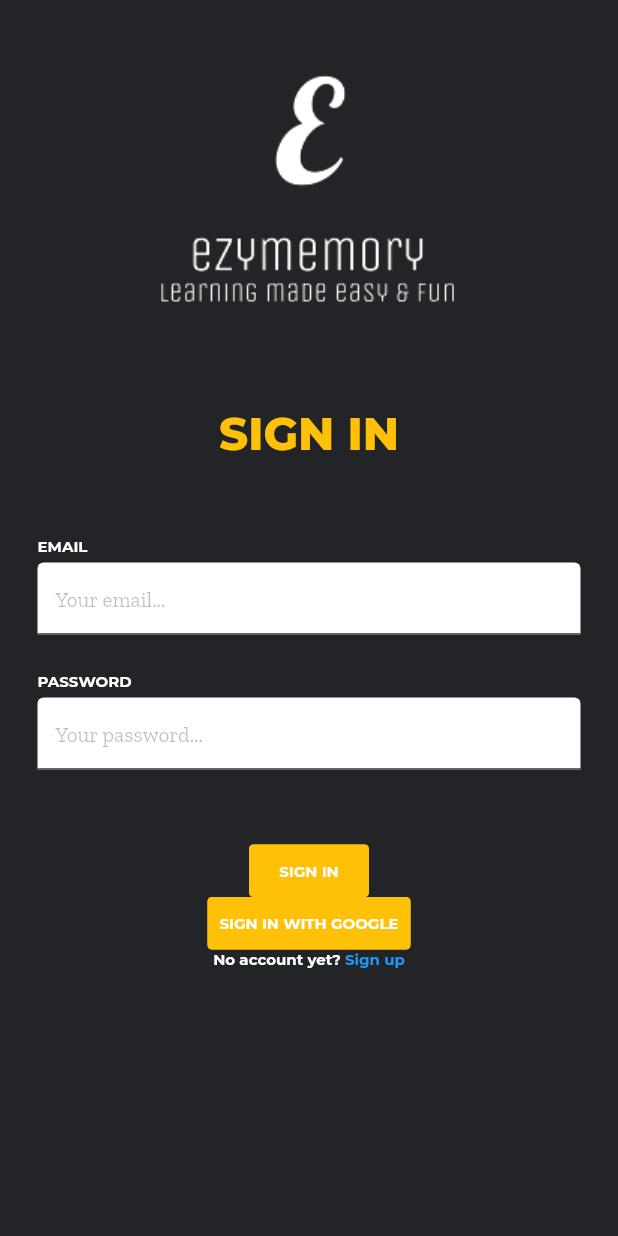
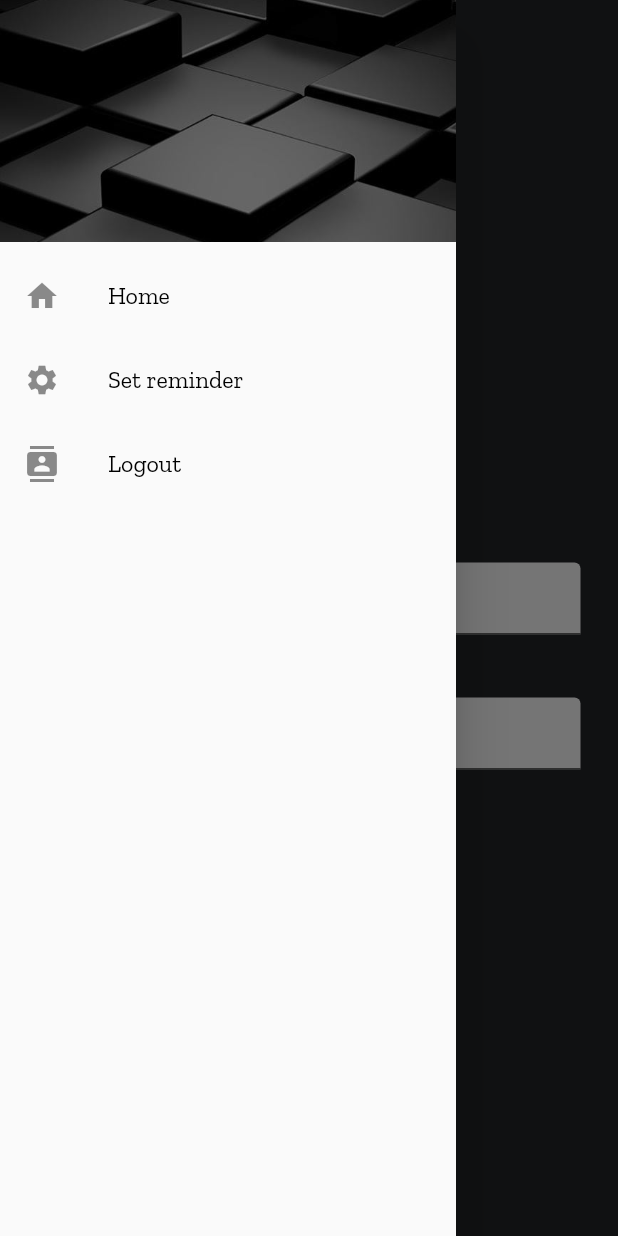
Before and after one commit to fahmizainol/fyp_ezymemory, a Flutter app: the screen it shows after launch, in the side drawer, after a tap on "Logout", on a phone screen of 412 x 824 dp. Run offline on Flutter 3.47's test engine with Material 2 defaults, Android fonts, the light colour scheme and no system bars; drawn by our look-alikes of flutter_form_builder, getwidget; our stand-ins replace cloud_firestore, easy_search_bar, firebase_auth, firebase_core, firebase_storage, flutter_local_notifications and 10 more; missing offline and left inert: form_builder_image_picker, simple_logger, spaced_repetition, word_generator; accounts and stored records are empty; project files that could hold a hidden picture were left out.

Commit message:
log out and sidebar screen

```diff
--- a/analysis_options.yaml
+++ b/analysis_options.yaml
@@ -39,7 +39,7 @@ dart_code_metrics:
     cyclomatic-complexity: 20
     maximum-nesting-level: 5
     number-of-parameters: 6
-    source-lines-of-code: 100
+    source-lines-of-code: 500
   metrics-exclude:
     - test/**
   rules:
--- a/lib/ui/views/progress/progress_view.dart
+++ b/lib/ui/views/progress/progress_view.dart
@@ -29,7 +29,7 @@ class ProgressView extends StackedView<ProgressViewModel> {
       // backgroundColor: Theme.of(context).colorScheme.background,
       body: SafeArea(
         child: Padding(
-          padding: const EdgeInsets.symmetric(horizontal: 20.0, vertical: 20),
+          padding: const EdgeInsets.symmetric(horizontal: 10.0, vertical: 10),
           child: Column(
             // mainAxisSize: MainAxisSize.max,
             // mainAxisAlignment: MainAxisAlignment.spaceBetween,
@@ -38,7 +38,7 @@ class ProgressView extends StackedView<ProgressViewModel> {
                 flex: 1,
                 child: Container(
                   width: 350,
-                  height: 50,
+                  height: 150,
                   // child: Text('fff'),
                   decoration: BoxDecoration(
                     borderRadius: const BorderRadius.all(Radius.circular(10)),
--- a/lib/ui/widgets/em_drawer/em_drawer.dart
+++ b/lib/ui/widgets/em_drawer/em_drawer.dart
@@ -20,16 +20,20 @@ class EMDrawer extends StackedView<EMDrawerModel> {
       padding: EdgeInsets.zero,
       children: <Widget>[
         const UserAccountsDrawerHeader(
-          decoration: BoxDecoration(color: GFColors.DARK),
-          accountName: Text("Abhishek Mishra"),
-          accountEmail: Text("abhishekm977@gmail.com"),
-          currentAccountPicture: CircleAvatar(
-            backgroundColor: Colors.orange,
-            child: Text(
-              "A",
-              style: TextStyle(fontSize: 40.0),
-            ),
-          ),
+          // decoration: BoxDecoration(color: GFColors.DARK),
+          decoration: BoxDecoration(
+              image: DecorationImage(
+                  image: AssetImage('images/sidebar.jpg'), fit: BoxFit.cover)),
+
+          accountName: Text(""),
+          accountEmail: Text(""),
+          // currentAccountPicture: CircleAvatar(
+          //   backgroundColor: Colors.orange,
+          //   child: Text(
+          //     "",
+          //     style: TextStyle(fontSize: 40.0),
+          //   ),
+          // ),
         ),
         ListTile(
           leading: const Icon(Icons.home),
@@ -58,7 +62,7 @@ class EMDrawer extends StackedView<EMDrawerModel> {
             style: kcNormalTextBlack,
           ),
           onTap: () {
-            Navigator.pop(context);
+            viewModel.signOut();
           },
         ),
       ],
--- a/lib/ui/widgets/em_drawer/em_drawer_model.dart
+++ b/lib/ui/widgets/em_drawer/em_drawer_model.dart
@@ -1,10 +1,18 @@
 import 'package:fyp_ezymemory/app/app.locator.dart';
 import 'package:fyp_ezymemory/app/app.router.dart';
+import 'package:fyp_ezymemory/services/auth_service.dart';
+import 'package:fyp_ezymemory/services/firestore_service.dart';
+import 'package:fyp_ezymemory/services/logger_service.dart';
+import 'package:fyp_ezymemory/services/point_service.dart';
 import 'package:stacked/stacked.dart';
 import 'package:stacked_services/stacked_services.dart';
 
 class EMDrawerModel extends BaseViewModel {
   final NavigationService _navigationService = locator<NavigationService>();
+  final FirestoreService _firestoreService = locator<FirestoreService>();
+  final AuthService _authService = locator<AuthService>();
+  final LoggerService _loggerService = locator<LoggerService>();
+  final PointService _pointService = locator<PointService>();
 
   static int selectedIndex = 1;
   static int prevIndex = 0;
@@ -33,6 +41,13 @@ class EMDrawerModel extends BaseViewModel {
     rebuildUi();
   }
 
+  Future signOut() async {
+    await _authService.signOutUser();
+
+    await _navigationService.navigateToLoginView();
+    dispose();
+  }
+
   void changeIndex(int index) {
     selectedIndex = index;
     rebuildUi();
--- a/pubspec.yaml
+++ b/pubspec.yaml
@@ -65,6 +65,7 @@ dependencies:
   collection: ^1.17.1
   syncfusion_flutter_charts: ^21.2.4
   dart_code_metrics: ^5.7.5
+  flutter_launcher_icons: ^0.13.1
 
 dev_dependencies:
   flutter_test:
@@ -96,6 +97,7 @@ flutter:
   # To add assets to your application, add an assets section, like this:
   assets:
     - images/image1.png
+    - images/sidebar.jpg
 
   # An image asset can refer to one or more resolution-specific "variants", see
   # https://flutter.dev/assets-and-images/#resolution-aware.
```
Also changed, not shown: images/sidebar.jpg (added), pubspec.lock.
